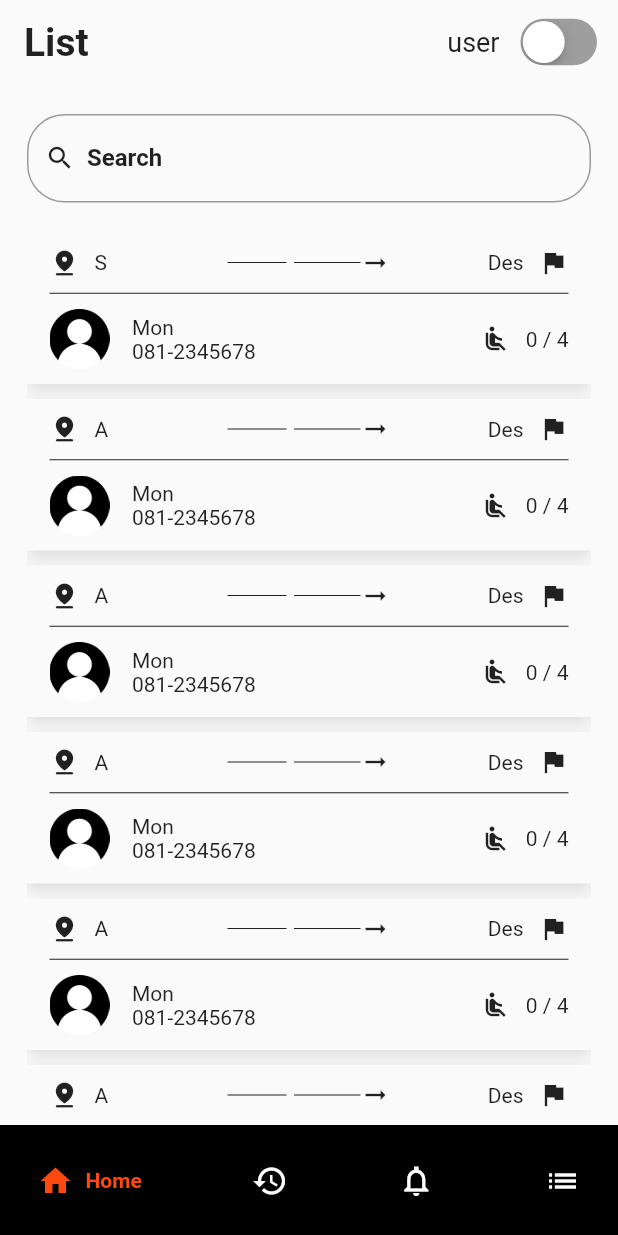
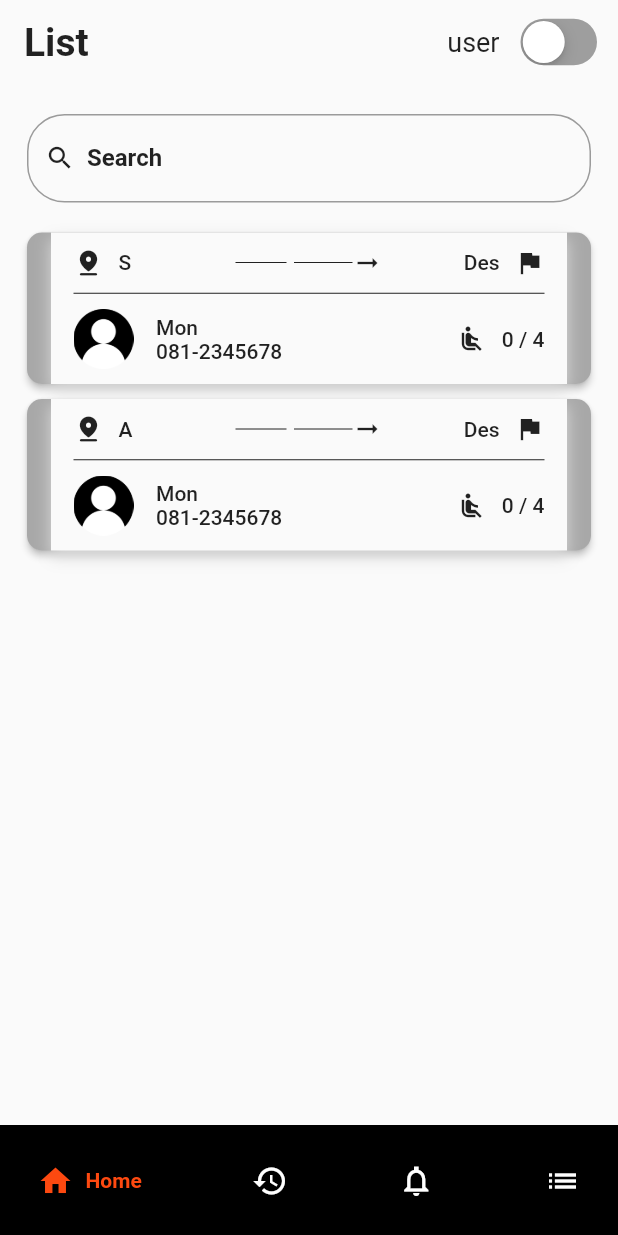
Before and after one commit to Mini-Mark/Go_Together, a Flutter app: the Home screen opened by its route, on a phone screen of 412 x 824 dp. Run offline on Flutter 3.47's test engine with Material 2 defaults, Android fonts, the phone set to English and light mode, and no system bars; drawn by our look-alikes of google_nav_bar.

Commit message:
(Update) list

```diff
--- a/go_together/lib/home.dart
+++ b/go_together/lib/home.dart
@@ -2,8 +2,6 @@ import 'package:flutter/cupertino.dart';
 import 'package:flutter/material.dart';
 import 'package:go_together/history.dart';
 import 'package:go_together/list.dart';
-import 'package:go_together/map_detail.dart';
-import 'package:go_together/menu.dart';
 import 'package:go_together/notification.dart';
 import 'package:google_nav_bar/google_nav_bar.dart';
 
@@ -37,7 +35,7 @@ class _HomeState extends State<Home> {
               ListPage(),
               HistoryPage(),
               NotificationPage(),
-              MapDetailPage()
+              Home()
             ][currentPage]),
         appBar: AppBar(
           elevation: 0,
--- a/go_together/lib/list.dart
+++ b/go_together/lib/list.dart
@@ -1,4 +1,5 @@
 import 'package:flutter/material.dart';
+import 'package:go_together/map_detail.dart';
 
 class ListPage extends StatefulWidget {
   @override
@@ -6,9 +7,18 @@ class ListPage extends StatefulWidget {
 }
 
 class _ListState extends State<ListPage> {
+  int _currentPage = 0;
+
+  changePage(int pg) {
+    setState(() {
+      _currentPage = pg;
+    });
+  }
+
   @override
   Widget build(BuildContext context) {
-    return Container(
+    return [
+      Container(
           child: Column(
         children: [
           Padding(
@@ -16,8 +26,8 @@ class _ListState extends State<ListPage> {
             child: TextField(
               decoration: InputDecoration(
                   focusedBorder: OutlineInputBorder(),
-                border:
-                    OutlineInputBorder(borderRadius: BorderRadius.circular(25)),
+                  border: OutlineInputBorder(
+                      borderRadius: BorderRadius.circular(25)),
                   label: Row(
                     mainAxisSize: MainAxisSize.min,
                     children: [
@@ -45,28 +55,16 @@ class _ListState extends State<ListPage> {
               padding: EdgeInsets.only(bottom: 30),
               scrollDirection: Axis.vertical,
               children: [
-              ListItemComponent("S", "D"),
+                ListItemComponent("S", "D", () => changePage(1)),
                 SizedBox(height: 10),
-              ListItemComponent("A", "B"),
-              SizedBox(height: 10),
-              ListItemComponent("A", "B"),
-              SizedBox(height: 10),
-              ListItemComponent("A", "B"),
-              SizedBox(height: 10),
-              ListItemComponent("A", "B"),
-              SizedBox(height: 10),
-              ListItemComponent("A", "B"),
-              SizedBox(height: 10),
-              ListItemComponent("A", "B"),
-              SizedBox(height: 10),
-              ListItemComponent("A", "B"),
-              SizedBox(height: 10),
-              ListItemComponent("A", "B")
+                ListItemComponent("A", "B", () => changePage(1))
               ],
             ),
           )
         ],
-    ));
+      )),
+      MapDetail()
+    ][_currentPage];
   }
 }
 
@@ -74,11 +72,21 @@ class ListItemComponent extends StatelessWidget {
   final String source;
   final String des;
 
-  ListItemComponent(this.source, this.des);
+  final Function page;
+
+  ListItemComponent(this.source, this.des, this.page);
 
   @override
   Widget build(BuildContext context) {
-    return Container(
+    return MaterialButton(
+      onPressed: () {
+        page();
+      },
+      color: Color.fromARGB(255, 168, 168, 168),
+      shape: RoundedRectangleBorder(
+        borderRadius: BorderRadius.circular(10),
+      ),
+      child: Container(
           padding: EdgeInsets.fromLTRB(15, 10, 15, 10),
           decoration: new BoxDecoration(
             color: Color.fromRGBO(250, 250, 250, 1),
@@ -188,6 +196,7 @@ class ListItemComponent extends StatelessWidget {
                 ],
               )
             ],
-        ));
+          )),
+    );
   }
 }
```
Also changed, not shown: go_together/lib/map_detail.dart (+155 -3 lines), go_together/assets/map.png (added). Lines whose indentation alone changed are shown as unchanged.
